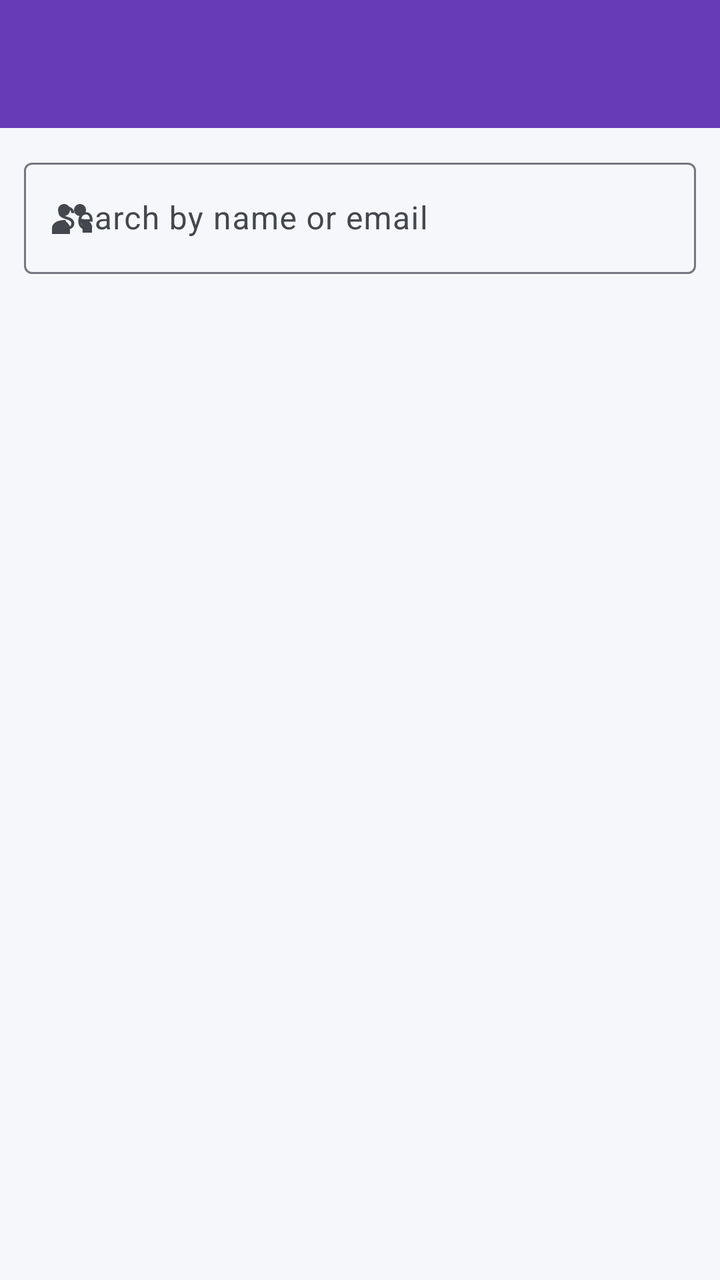
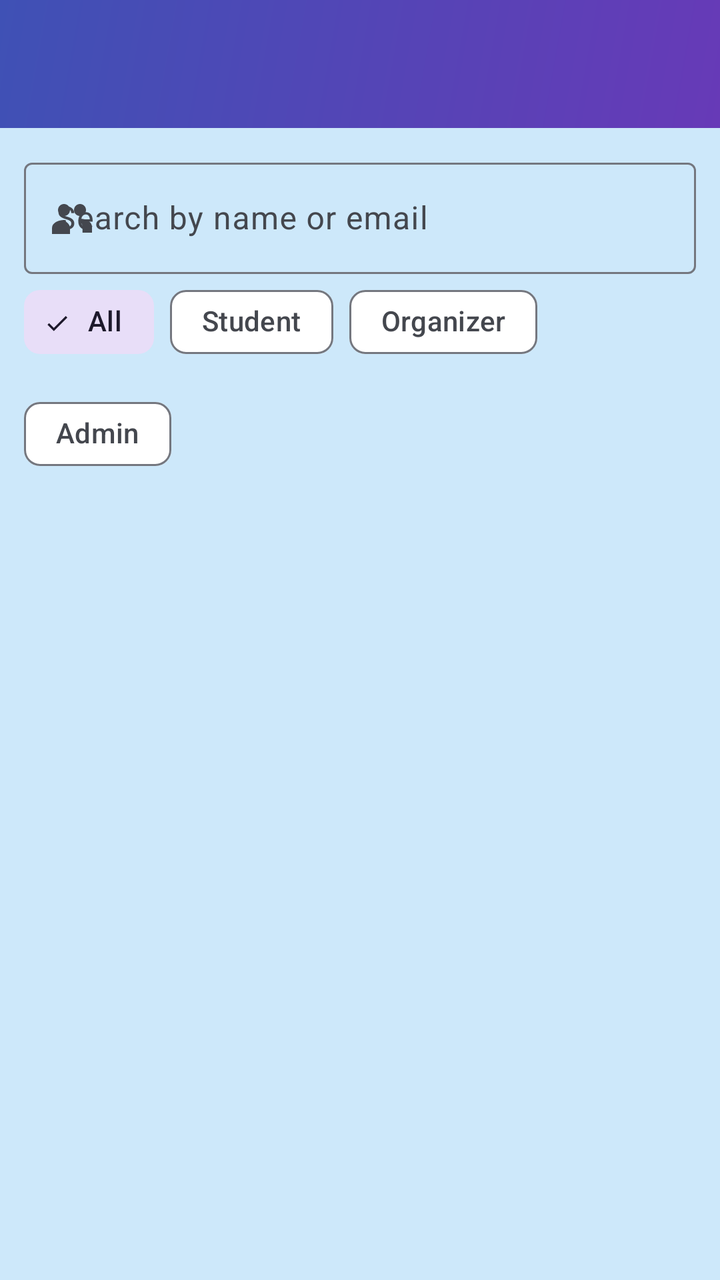

Two renders of the same Android screen: before a commit and after it. Below are the layout's source before the change and the commit's diff.
<!-- AndroidManifest.xml: application theme Theme.CampusConnect -->
<!-- res/layout/activity_admin_users.xml -->
<?xml version="1.0" encoding="utf-8"?>
<androidx.constraintlayout.widget.ConstraintLayout xmlns:android="http://schemas.android.com/apk/res/android"
    xmlns:app="http://schemas.android.com/apk/res-auto"
    android:layout_width="match_parent"
    android:layout_height="match_parent">

    <com.google.android.material.appbar.MaterialToolbar
        android:id="@+id/toolbar"
        android:layout_width="match_parent"
        android:layout_height="?attr/actionBarSize"
        android:background="?attr/colorPrimary"
        app:titleTextColor="?attr/colorOnPrimary"
        app:layout_constraintTop_toTopOf="parent" />

    <com.google.android.material.textfield.TextInputLayout
        android:id="@+id/searchLayout"
        style="@style/Widget.Material3.TextInputLayout.OutlinedBox"
        android:layout_width="0dp"
        android:layout_height="wrap_content"
        android:layout_margin="12dp"
        android:hint="@string/search_users_hint"
        app:startIconDrawable="@drawable/ic_nav_groups"
        app:layout_constraintEnd_toEndOf="parent"
        app:layout_constraintStart_toStartOf="parent"
        app:layout_constraintTop_toBottomOf="@id/toolbar">

        <com.google.android.material.textfield.TextInputEditText
            android:id="@+id/searchEditText"
            android:layout_width="match_parent"
            android:layout_height="wrap_content"
            android:inputType="text"
            android:imeOptions="actionSearch" />
    </com.google.android.material.textfield.TextInputLayout>

    <com.google.android.material.chip.ChipGroup
        android:id="@+id/roleFilterChipGroup"
        android:layout_width="match_parent"
        android:layout_height="wrap_content"
        android:layout_marginStart="12dp"
        android:layout_marginEnd="12dp"
        app:singleSelection="true"
        app:layout_constraintTop_toBottomOf="@id/searchLayout">

        <com.google.android.material.chip.Chip
            android:id="@+id/chipAll"
            style="@style/Widget.Material3.Chip.Filter"
            android:checked="true"
            android:text="@string/role_all" />

        <com.google.android.material.chip.Chip
            android:id="@+id/chipStudent"
            style="@style/Widget.Material3.Chip.Filter"
            android:text="@string/role_student" />

        <com.google.android.material.chip.Chip
            android:id="@+id/chipOrganizer"
            style="@style/Widget.Material3.Chip.Filter"
            android:text="@string/role_organizer" />

        <com.google.android.material.chip.Chip
            android:id="@+id/chipAdmin"
            style="@style/Widget.Material3.Chip.Filter"
            android:text="@string/role_admin" />
    </com.google.android.material.chip.ChipGroup>

    <TextView
        android:id="@+id/resultCountText"
        android:layout_width="wrap_content"
        android:layout_height="wrap_content"
        android:layout_marginStart="16dp"
        android:layout_marginTop="8dp"
        android:textSize="12sp"
        android:textColor="?android:attr/textColorSecondary"
        app:layout_constraintTop_toBottomOf="@id/roleFilterChipGroup" />

    <TextView
        android:id="@+id/emptyState"
        android:layout_width="0dp"
        android:layout_height="wrap_content"
        android:layout_margin="24dp"
        android:gravity="center"
        android:text="@string/nothing_to_show"
        android:visibility="gone"
        app:layout_constraintEnd_toEndOf="parent"
        app:layout_constraintStart_toStartOf="parent"
        app:layout_constraintTop_toBottomOf="@id/resultCountText" />

    <androidx.recyclerview.widget.RecyclerView
        android:id="@+id/recyclerView"
        android:layout_width="match_parent"
        android:layout_height="0dp"
        android:padding="8dp"
        app:layout_constraintBottom_toTopOf="@id/loadMoreButton"
        app:layout_constraintTop_toBottomOf="@id/resultCountText" />

    <com.google.android.material.button.MaterialButton
        android:id="@+id/loadMoreButton"
        style="@style/Widget.Material3.Button.TonalButton"
        android:layout_width="match_parent"
        android:layout_height="wrap_content"
        android:layout_margin="12dp"
        android:text="@string/load_more_users"
        android:visibility="gone"
        app:layout_constraintBottom_toBottomOf="parent" />

</androidx.constraintlayout.widget.ConstraintLayout>
<!-- resources referenced by this layout -->
<resources>
  <string name="load_more_users">Load more</string>
  <string name="nothing_to_show">Nothing to show yet.</string>
  <string name="role_admin">Admin</string>
  <string name="role_all">All</string>
  <string name="role_organizer">Organizer</string>
  <string name="role_student">Student</string>
  <string name="search_users_hint">Search by name or email</string>
  <style name="Theme.CampusConnect" parent="Base.Theme.CampusConnect" />
  <style name="Base.Theme.CampusConnect" parent="Theme.Material3.DayNight.NoActionBar">
          
          <item name="colorPrimary">@color/primary</item>
          <item name="colorOnPrimary">@color/on_primary</item>
          <item name="colorSecondary">@color/secondary</item>
          <item name="colorOnSecondary">@color/on_secondary</item>
          <item name="colorTertiary">@color/tertiary</item>
          <item name="colorOnTertiary">@color/on_tertiary</item>
          <item name="android:windowBackground">@color/background</item>
          <item name="colorSurface">@color/surface</item>
          <item name="colorOnSurface">@color/on_surface</item>
  
          <item name="colorSurfaceVariant">@color/surface_variant</item>
          <item name="colorOnSurfaceVariant">@color/on_surface_variant</item>
          <item name="colorError">@color/error</item>
          <item name="colorOnError">@color/on_error</item>
          <item name="colorOutline">@color/outline</item>
          <item name="colorOutlineVariant">@color/outline_variant</item>
          <item name="android:statusBarColor">@color/primary</item>
  
          
          <item name="materialCardViewStyle">@style/Widget.CampusConnect.Card</item>
      </style>
  <color name="primary">#673AB7</color>
  <color name="on_primary">#FFFFFF</color>
  <color name="secondary">#009688</color>
  <color name="on_secondary">#FFFFFF</color>
  <color name="tertiary">#FFC107</color>
  <color name="on_tertiary">#000000</color>
  <color name="background">#F6F7FB</color>
  <color name="surface">#FFFFFF</color>
  <color name="on_surface">#1A1C1E</color>
  <color name="surface_variant">#E1E2EC</color>
  <color name="on_surface_variant">#44474E</color>
  <color name="error">#B3261E</color>
  <color name="on_error">#FFFFFF</color>
  <color name="outline">#74777F</color>
  <color name="outline_variant">#C4C6D0</color>
  <style name="Widget.CampusConnect.Card" parent="Widget.Material3.CardView.Elevated">
          <item name="cardCornerRadius">16dp</item>
          <item name="cardElevation">2dp</item>
          <item name="strokeWidth">0dp</item>
      </style>
  <!-- unchanged entries left out for length: 1 -->
</resources>

<!-- the commit's change to res/layout/activity_admin_users.xml (unified diff, before → after) -->
@@ -5,10 +5,11 @@
     android:layout_height="match_parent">
 
     <com.google.android.material.appbar.MaterialToolbar
+        android:theme="@style/ThemeOverlay.CampusConnect.Toolbar"
         android:id="@+id/toolbar"
         android:layout_width="match_parent"
         android:layout_height="?attr/actionBarSize"
-        android:background="?attr/colorPrimary"
+        android:background="@drawable/bg_toolbar_gradient"
         app:titleTextColor="?attr/colorOnPrimary"
         app:layout_constraintTop_toTopOf="parent" />
 
@@ -44,22 +45,30 @@
         <com.google.android.material.chip.Chip
             android:id="@+id/chipAll"
             style="@style/Widget.Material3.Chip.Filter"
+            android:layout_width="wrap_content"
+            android:layout_height="wrap_content"
             android:checked="true"
             android:text="@string/role_all" />
 
         <com.google.android.material.chip.Chip
             android:id="@+id/chipStudent"
             style="@style/Widget.Material3.Chip.Filter"
+            android:layout_width="wrap_content"
+            android:layout_height="wrap_content"
             android:text="@string/role_student" />
 
         <com.google.android.material.chip.Chip
             android:id="@+id/chipOrganizer"
             style="@style/Widget.Material3.Chip.Filter"
+            android:layout_width="wrap_content"
+            android:layout_height="wrap_content"
             android:text="@string/role_organizer" />
 
         <com.google.android.material.chip.Chip
             android:id="@+id/chipAdmin"
             style="@style/Widget.Material3.Chip.Filter"
+            android:layout_width="wrap_content"
+            android:layout_height="wrap_content"
             android:text="@string/role_admin" />
     </com.google.android.material.chip.ChipGroup>
 
<!-- resource entries referenced after the edit -->
@@ -1,5 +1,15 @@
 <!-- resources referenced by this layout -->
 <resources>
+  <!-- drawable bg_toolbar_gradient (drawable) -->
+  <?xml version="1.0" encoding="utf-8"?>
+  <shape xmlns:android="http://schemas.android.com/apk/res/android"
+      android:shape="rectangle">
+      <gradient
+          android:angle="135"
+          android:startColor="@color/gradient_start"
+          android:endColor="@color/gradient_end"
+          android:type="linear" />
+  </shape>
   <string name="load_more_users">Load more</string>
   <string name="nothing_to_show">Nothing to show yet.</string>
   <string name="role_admin">Admin</string>
@@ -7,7 +17,12 @@
   <string name="role_organizer">Organizer</string>
   <string name="role_student">Student</string>
   <string name="search_users_hint">Search by name or email</string>
+  <style name="ThemeOverlay.CampusConnect.Toolbar" parent="">
+          <item name="colorControlNormal">?attr/colorOnPrimary</item>
+      </style>
   <style name="Theme.CampusConnect" parent="Base.Theme.CampusConnect" />
+  <color name="gradient_start">#673AB7</color>
+  <color name="gradient_end">#3F51B5</color>
   <style name="Base.Theme.CampusConnect" parent="Theme.Material3.DayNight.NoActionBar">
           
           <item name="colorPrimary">@color/primary</item>
@@ -30,6 +45,7 @@
   
           
           <item name="materialCardViewStyle">@style/Widget.CampusConnect.Card</item>
+          <item name="toolbarStyle">@style/Widget.CampusConnect.Toolbar</item>
       </style>
   <color name="primary">#673AB7</color>
   <color name="on_primary">#FFFFFF</color>
@@ -37,7 +53,7 @@
   <color name="on_secondary">#FFFFFF</color>
   <color name="tertiary">#FFC107</color>
   <color name="on_tertiary">#000000</color>
-  <color name="background">#F6F7FB</color>
+  <color name="background">#CDE8FA</color>
   <color name="surface">#FFFFFF</color>
   <color name="on_surface">#1A1C1E</color>
   <color name="surface_variant">#E1E2EC</color>
@@ -47,10 +63,17 @@
   <color name="outline">#74777F</color>
   <color name="outline_variant">#C4C6D0</color>
   <style name="Widget.CampusConnect.Card" parent="Widget.Material3.CardView.Elevated">
-          <item name="cardCornerRadius">16dp</item>
-          <item name="cardElevation">2dp</item>
+          
+          <item name="cardBackgroundColor">@color/tile_bg</item>
+          <item name="cardCornerRadius">18dp</item>
+          <item name="cardElevation">0dp</item>
           <item name="strokeWidth">0dp</item>
       </style>
+  <style name="Widget.CampusConnect.Toolbar" parent="Widget.Material3.Toolbar">
+          <item name="navigationIconTint">?attr/colorOnPrimary</item>
+          <item name="android:theme">@style/ThemeOverlay.CampusConnect.Toolbar</item>
+      </style>
+  <color name="tile_bg">#ECE8FE</color>
   <!-- unchanged entries left out for length: 1 -->
 </resources>
 
